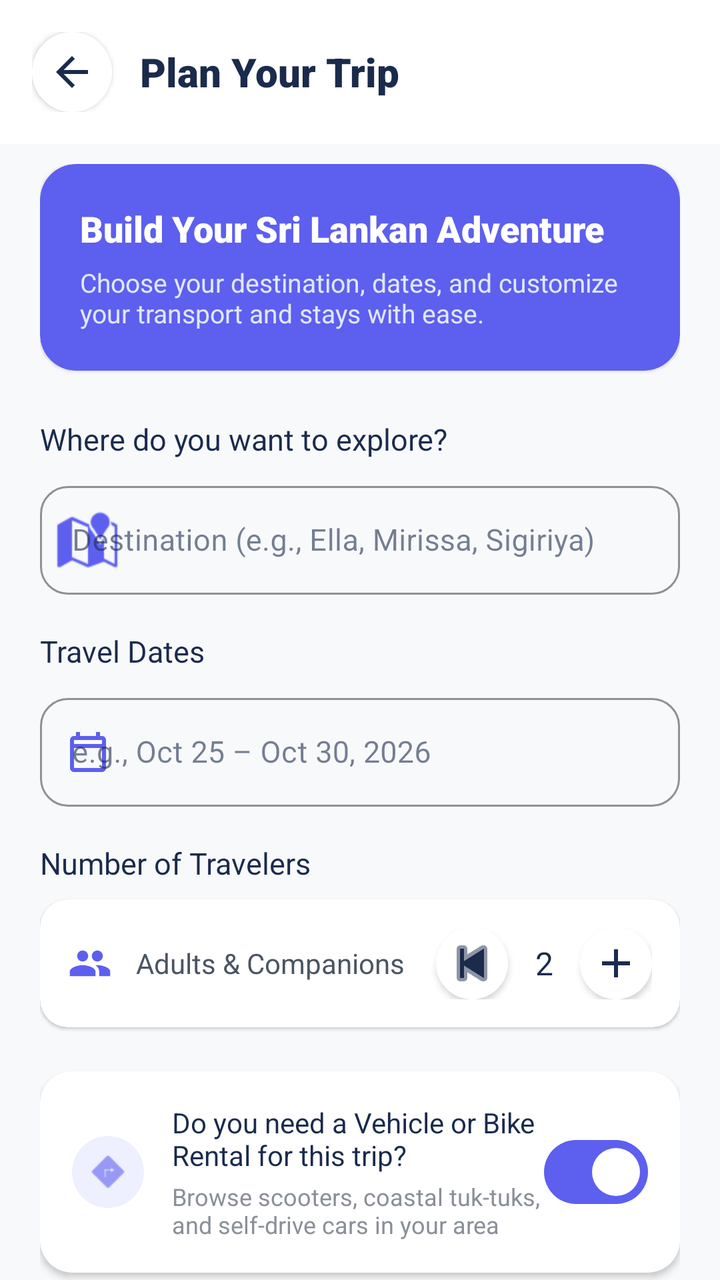
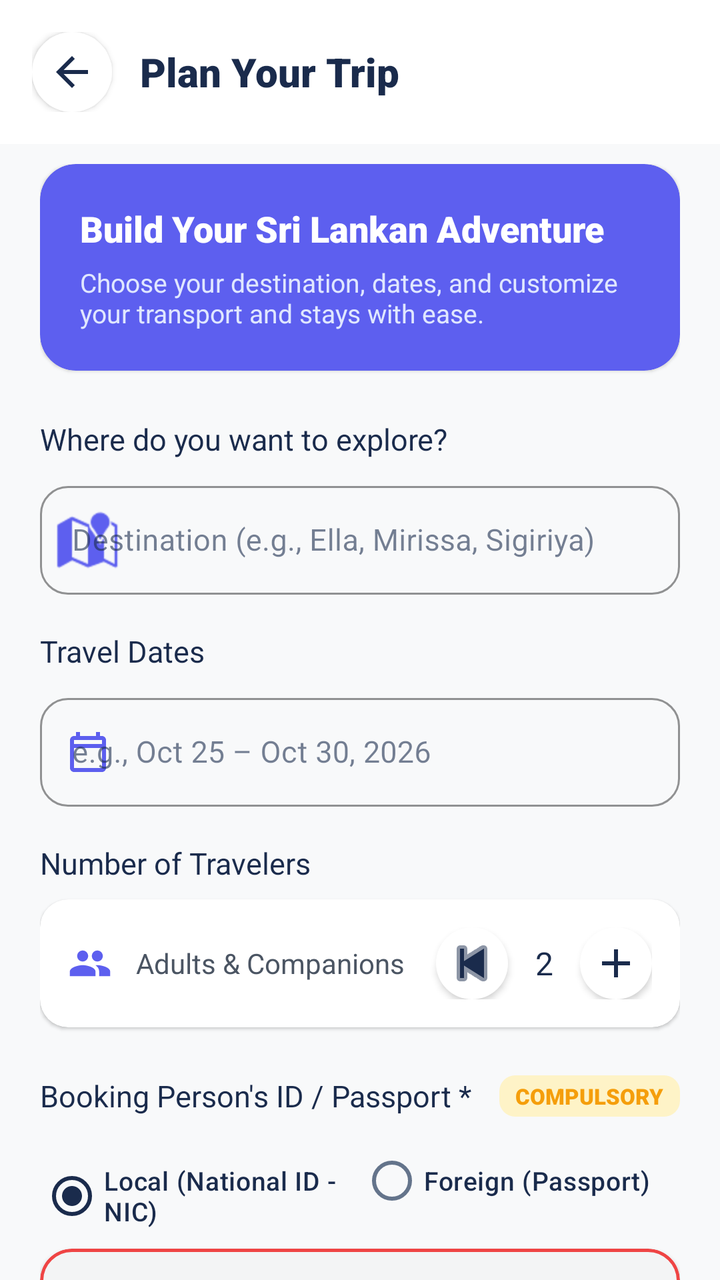

An Android layout rendered at two revisions. The XML below is the earlier revision; the diff shows what the commit changed to produce the second picture.
<!-- AndroidManifest.xml: application theme Theme.LankaGo -->
<!-- res/layout/fragment_plan_trip.xml -->
<?xml version="1.0" encoding="utf-8"?>
<androidx.coordinatorlayout.widget.CoordinatorLayout
    xmlns:android="http://schemas.android.com/apk/res/android"
    xmlns:app="http://schemas.android.com/apk/res-auto"
    xmlns:tools="http://schemas.android.com/tools"
    android:layout_width="match_parent"
    android:layout_height="match_parent"
    android:background="#F8F9FA">

    
    <com.google.android.material.appbar.AppBarLayout
        android:layout_width="match_parent"
        android:layout_height="wrap_content"
        android:background="#FFFFFF"
        app:elevation="0dp">

        <LinearLayout
            android:layout_width="match_parent"
            android:layout_height="wrap_content"
            android:gravity="center_vertical"
            android:orientation="horizontal"
            android:padding="16dp">

            <ImageButton
                android:id="@+id/btn_back_plan_trip"
                android:layout_width="40dp"
                android:layout_height="40dp"
                android:background="@drawable/bg_white_circle"
                android:elevation="2dp"
                android:src="@drawable/ic_arrow_back"
                app:tint="#1A2B4C"
                android:contentDescription="Back" />

            <TextView
                android:layout_width="0dp"
                android:layout_height="wrap_content"
                android:layout_marginStart="14dp"
                android:layout_weight="1"
                android:fontFamily="sans-serif-black"
                android:text="Plan Your Trip"
                android:textColor="#1A2B4C"
                android:textSize="20sp" />
        </LinearLayout>
    </com.google.android.material.appbar.AppBarLayout>

    <androidx.core.widget.NestedScrollView
        android:layout_width="match_parent"
        android:layout_height="match_parent"
        android:clipToPadding="false"
        android:paddingBottom="100dp"
        app:layout_behavior="@string/appbar_scrolling_view_behavior">

        <LinearLayout
            android:layout_width="match_parent"
            android:layout_height="wrap_content"
            android:orientation="vertical"
            android:paddingHorizontal="20dp"
            android:paddingTop="10dp">

            
            <androidx.cardview.widget.CardView
                android:layout_width="match_parent"
                android:layout_height="wrap_content"
                app:cardCornerRadius="18dp"
                app:cardElevation="1dp"
                app:cardBackgroundColor="#5D5FEF">

                <LinearLayout
                    android:layout_width="match_parent"
                    android:layout_height="wrap_content"
                    android:orientation="vertical"
                    android:padding="20dp">

                    <TextView
                        android:layout_width="wrap_content"
                        android:layout_height="wrap_content"
                        android:fontFamily="sans-serif-black"
                        android:text="Build Your Sri Lankan Adventure"
                        android:textColor="#FFFFFF"
                        android:textSize="18sp" />

                    <TextView
                        android:layout_width="wrap_content"
                        android:layout_height="wrap_content"
                        android:layout_marginTop="6dp"
                        android:text="Choose your destination, dates, and customize your transport and stays with ease."
                        android:textColor="#E0E7FF"
                        android:textSize="13sp" />
                </LinearLayout>
            </androidx.cardview.widget.CardView>

            
            <TextView
                android:layout_width="wrap_content"
                android:layout_height="wrap_content"
                android:layout_marginTop="24dp"
                android:fontFamily="sans-serif-bold"
                android:text="Where do you want to explore?"
                android:textColor="#1A2B4C"
                android:textSize="15sp" />

            <com.google.android.material.textfield.TextInputLayout
                android:id="@+id/til_plan_destination"
                style="@style/Widget.MaterialComponents.TextInputLayout.OutlinedBox"
                android:layout_width="match_parent"
                android:layout_height="wrap_content"
                android:layout_marginTop="8dp"
                android:hint="Destination (e.g., Ella, Mirissa, Sigiriya)"
                app:boxCornerRadiusBottomEnd="14dp"
                app:boxCornerRadiusBottomStart="14dp"
                app:boxCornerRadiusTopEnd="14dp"
                app:boxCornerRadiusTopStart="14dp"
                app:boxStrokeColor="#5D5FEF"
                app:startIconDrawable="@android:drawable/ic_dialog_map"
                app:startIconTint="#5D5FEF">

                <com.google.android.material.textfield.TextInputEditText
                    android:id="@+id/et_plan_destination"
                    android:layout_width="match_parent"
                    android:layout_height="wrap_content"
                    android:inputType="textCapWords"
                    android:textColor="#1A2B4C"
                    android:textSize="15sp" />
            </com.google.android.material.textfield.TextInputLayout>

            
            <TextView
                android:layout_width="wrap_content"
                android:layout_height="wrap_content"
                android:layout_marginTop="18dp"
                android:fontFamily="sans-serif-bold"
                android:text="Travel Dates"
                android:textColor="#1A2B4C"
                android:textSize="15sp" />

            <com.google.android.material.textfield.TextInputLayout
                android:id="@+id/til_plan_dates"
                style="@style/Widget.MaterialComponents.TextInputLayout.OutlinedBox"
                android:layout_width="match_parent"
                android:layout_height="wrap_content"
                android:layout_marginTop="8dp"
                android:hint="e.g., Oct 25 – Oct 30, 2026"
                app:boxCornerRadiusBottomEnd="14dp"
                app:boxCornerRadiusBottomStart="14dp"
                app:boxCornerRadiusTopEnd="14dp"
                app:boxCornerRadiusTopStart="14dp"
                app:boxStrokeColor="#5D5FEF"
                app:startIconDrawable="@drawable/ic_calendar"
                app:startIconTint="#5D5FEF">

                <com.google.android.material.textfield.TextInputEditText
                    android:id="@+id/et_plan_dates"
                    android:layout_width="match_parent"
                    android:layout_height="wrap_content"
                    android:focusable="false"
                    android:clickable="true"
                    android:textColor="#1A2B4C"
                    android:textSize="15sp" />
            </com.google.android.material.textfield.TextInputLayout>

            
            <TextView
                android:layout_width="wrap_content"
                android:layout_height="wrap_content"
                android:layout_marginTop="18dp"
                android:fontFamily="sans-serif-bold"
                android:text="Number of Travelers"
                android:textColor="#1A2B4C"
                android:textSize="15sp" />

            <androidx.cardview.widget.CardView
                android:layout_width="match_parent"
                android:layout_height="wrap_content"
                android:layout_marginTop="8dp"
                app:cardCornerRadius="14dp"
                app:cardElevation="1dp"
                app:cardBackgroundColor="#FFFFFF">

                <LinearLayout
                    android:layout_width="match_parent"
                    android:layout_height="wrap_content"
                    android:gravity="center_vertical"
                    android:orientation="horizontal"
                    android:padding="14dp">

                    <ImageView
                        android:layout_width="22dp"
                        android:layout_height="22dp"
                        android:src="@drawable/ic_admin_users"
                        app:tint="#5D5FEF"
                        android:contentDescription="Travelers" />

                    <TextView
                        android:layout_width="0dp"
                        android:layout_height="wrap_content"
                        android:layout_marginStart="12dp"
                        android:layout_weight="1"
                        android:text="Adults &amp; Companions"
                        android:textColor="#4B5563"
                        android:textSize="14sp" />

                    <ImageButton
                        android:id="@+id/btn_plan_minus_traveler"
                        android:layout_width="36dp"
                        android:layout_height="36dp"
                        android:background="@drawable/bg_white_circle"
                        android:elevation="2dp"
                        android:src="@android:drawable/ic_media_previous"
                        app:tint="#1A2B4C"
                        android:contentDescription="Minus" />

                    <TextView
                        android:id="@+id/tv_plan_traveler_count"
                        android:layout_width="36dp"
                        android:layout_height="wrap_content"
                        android:gravity="center"
                        android:fontFamily="sans-serif-bold"
                        android:text="2"
                        android:textColor="#1A2B4C"
                        android:textSize="16sp" />

                    <ImageButton
                        android:id="@+id/btn_plan_plus_traveler"
                        android:layout_width="36dp"
                        android:layout_height="36dp"
                        android:background="@drawable/bg_white_circle"
                        android:elevation="2dp"
                        android:src="@drawable/ic_add"
                        app:tint="#1A2B4C"
                        android:contentDescription="Plus" />
                </LinearLayout>
            </androidx.cardview.widget.CardView>

            
            <androidx.cardview.widget.CardView
                android:layout_width="match_parent"
                android:layout_height="wrap_content"
                android:layout_marginTop="22dp"
                app:cardCornerRadius="16dp"
                app:cardElevation="2dp"
                app:cardBackgroundColor="#FFFFFF">

                <LinearLayout
                    android:layout_width="match_parent"
                    android:layout_height="wrap_content"
                    android:orientation="horizontal"
                    android:gravity="center_vertical"
                    android:padding="16dp">

                    <ImageView
                        android:layout_width="36dp"
                        android:layout_height="36dp"
                        android:background="@drawable/bg_circle_indigo_soft"
                        android:padding="6dp"
                        android:src="@android:drawable/ic_menu_directions"
                        app:tint="#5D5FEF"
                        android:contentDescription="Rental Icon" />

                    <LinearLayout
                        android:layout_width="0dp"
                        android:layout_height="wrap_content"
                        android:layout_marginStart="14dp"
                        android:layout_weight="1"
                        android:orientation="vertical">

                        <TextView
                            android:layout_width="wrap_content"
                            android:layout_height="wrap_content"
                            android:fontFamily="sans-serif-bold"
                            android:text="Do you need a Vehicle or Bike Rental for this trip?"
                            android:textColor="#1A2B4C"
                            android:textSize="14sp" />

                        <TextView
                            android:layout_width="wrap_content"
                            android:layout_height="wrap_content"
                            android:layout_marginTop="3dp"
                            android:text="Browse scooters, coastal tuk-tuks, and self-drive cars in your area"
                            android:textColor="#8A8F98"
                            android:textSize="12sp" />
                    </LinearLayout>

                    
                    <com.google.android.material.materialswitch.MaterialSwitch
                        android:id="@+id/switch_need_rental"
                        android:layout_width="wrap_content"
                        android:layout_height="wrap_content"
                        android:checked="true"
                        app:thumbTint="#FFFFFF"
                        app:trackTint="#5D5FEF" />
                </LinearLayout>
            </androidx.cardview.widget.CardView>

            
            <com.google.android.material.button.MaterialButton
                android:id="@+id/btn_confirm_plan_trip"
                android:layout_width="match_parent"
                android:layout_height="56dp"
                android:layout_marginTop="30dp"
                android:backgroundTint="#5D5FEF"
                android:fontFamily="sans-serif-bold"
                android:text="Next / Create Trip"
                android:textAllCaps="false"
                android:textColor="#FFFFFF"
                android:textSize="16sp"
                app:cornerRadius="28dp"
                app:elevation="4dp" />

        </LinearLayout>
    </androidx.core.widget.NestedScrollView>

</androidx.coordinatorlayout.widget.CoordinatorLayout>
<!-- resources referenced by this layout -->
<resources>
  <!-- drawable bg_circle_indigo_soft (drawable) -->
  <?xml version="1.0" encoding="utf-8"?>
  <shape xmlns:android="http://schemas.android.com/apk/res/android"
      android:shape="oval">
      <solid android:color="#EEF0FF" />
  </shape>
  <!-- drawable bg_white_circle (drawable) -->
  <?xml version="1.0" encoding="utf-8"?>
  <shape xmlns:android="http://schemas.android.com/apk/res/android"
      android:shape="oval">
      <solid android:color="#FFFFFF"/>
  </shape>
  <!-- drawable ic_add (drawable) -->
  <vector xmlns:android="http://schemas.android.com/apk/res/android"
      android:width="24dp"
      android:height="24dp"
      android:viewportWidth="24"
      android:viewportHeight="24">
    <path
        android:fillColor="#FFFFFF"
        android:pathData="M19,13h-6v6h-2v-6H5v-2h6V5h2v6h6v2z"/>
  </vector>
  <!-- drawable ic_arrow_back (drawable) -->
  <vector xmlns:android="http://schemas.android.com/apk/res/android"
      android:width="24dp"
      android:height="24dp"
      android:viewportWidth="24.0"
      android:viewportHeight="24.0">
      <path
          android:fillColor="#1A2B4C"
          android:pathData="M20,11H7.83l5.59-5.59L12,4l-8,8 8,8 1.41-1.41L7.83,13H20v-2z"/>
  </vector>
  <style name="Theme.LankaGo" parent="Base.Theme.LankaGo" />
  <color name="primary">#1A2B4C</color>
  <color name="on_primary">#FFFFFF</color>
  <color name="primary_container">#E6EEF8</color>
  <color name="on_primary_container">#0D192E</color>
  <color name="secondary">#F59E0B</color>
  <color name="on_secondary">#FFFFFF</color>
  <color name="secondary_container">#FEF3C7</color>
  <color name="on_secondary_container">#78350F</color>
  <color name="background_primary">#F8F9FA</color>
  <color name="surface_card">#FFFFFF</color>
  <color name="text_primary">#1A2B4C</color>
  <color name="surface_variant">#F1F5F9</color>
  <color name="text_secondary">#64748B</color>
  <color name="border">#E2E8F0</color>
  <style name="Widget.LankaGo.Button" parent="Widget.Material3.Button">
          <item name="backgroundTint">@color/primary</item>
          <item name="android:textColor">@color/on_primary</item>
          <item name="cornerRadius">12dp</item>
      </style>
  <style name="Widget.LankaGo.FloatingActionButton" parent="Widget.Material3.FloatingActionButton.Primary">
          <item name="backgroundTint">@color/secondary</item>
          <item name="tint">@color/on_secondary</item>
      </style>
  <style name="Widget.LankaGo.BottomNavigationView" parent="Widget.Material3.BottomNavigationView">
          <item name="backgroundTint">@color/surface_card</item>
          <item name="itemIconTint">@color/primary</item>
          <item name="itemTextColor">@color/primary</item>
          <item name="itemActiveIndicatorStyle">@style/Widget.LankaGo.ActiveIndicator</item>
      </style>
  <style name="Widget.LankaGo.ActiveIndicator" parent="Widget.Material3.BottomNavigationView.ActiveIndicator">
          <item name="android:color">@color/primary_container</item>
      </style>
  <!-- unchanged entries left out for length: 3 -->
</resources>

<!-- the commit's change to res/layout/fragment_plan_trip.xml (unified diff, before → after) -->
@@ -232,6 +232,143 @@
             </androidx.cardview.widget.CardView>
 
             
+            <LinearLayout
+                android:layout_width="match_parent"
+                android:layout_height="wrap_content"
+                android:layout_marginTop="24dp"
+                android:gravity="center_vertical"
+                android:orientation="horizontal">
+
+                <TextView
+                    android:layout_width="0dp"
+                    android:layout_height="wrap_content"
+                    android:layout_weight="1"
+                    android:fontFamily="sans-serif-bold"
+                    android:text="Booking Person's ID / Passport *"
+                    android:textColor="#1A2B4C"
+                    android:textSize="15sp" />
+
+                <TextView
+                    android:layout_width="wrap_content"
+                    android:layout_height="wrap_content"
+                    android:background="@drawable/bg_badge_pending"
+                    android:fontFamily="sans-serif-black"
+                    android:paddingHorizontal="8dp"
+                    android:paddingVertical="3dp"
+                    android:text="COMPULSORY"
+                    android:textColor="#F59E0B"
+                    android:textSize="11sp" />
+            </LinearLayout>
+
+            <RadioGroup
+                android:id="@+id/rg_plan_traveler_type"
+                android:layout_width="match_parent"
+                android:layout_height="wrap_content"
+                android:layout_marginTop="8dp"
+                android:orientation="horizontal">
+
+                <RadioButton
+                    android:id="@+id/rb_plan_local_nic"
+                    android:layout_width="0dp"
+                    android:layout_height="wrap_content"
+                    android:layout_weight="1"
+                    android:checked="true"
+                    android:fontFamily="sans-serif-medium"
+                    android:text="Local (National ID - NIC)"
+                    android:textColor="#1A2B4C"
+                    android:textSize="13sp" />
+
+                <RadioButton
+                    android:id="@+id/rb_plan_foreign_passport"
+                    android:layout_width="0dp"
+                    android:layout_height="wrap_content"
+                    android:layout_weight="1"
+                    android:fontFamily="sans-serif-medium"
+                    android:text="Foreign (Passport)"
+                    android:textColor="#1A2B4C"
+                    android:textSize="13sp" />
+            </RadioGroup>
+
+            <com.google.android.material.card.MaterialCardView
+                android:id="@+id/card_trip_photo_capture"
+                android:layout_width="match_parent"
+                android:layout_height="160dp"
+                android:layout_marginTop="10dp"
+                android:clickable="true"
+                android:focusable="true"
+                android:foreground="?android:attr/selectableItemBackground"
+                app:cardCornerRadius="16dp"
+                app:cardElevation="1dp"
+                app:strokeColor="#EF4444"
+                app:strokeWidth="1.5dp"
+                app:cardBackgroundColor="#FFFFFF">
+
+                <FrameLayout
+                    android:layout_width="match_parent"
+                    android:layout_height="match_parent">
+
+                    <LinearLayout
+                        android:id="@+id/layout_trip_photo_placeholder"
+                        android:layout_width="match_parent"
+                        android:layout_height="match_parent"
+                        android:gravity="center"
+                        android:orientation="vertical"
+                        android:padding="16dp">
+
+                        <ImageView
+                            android:id="@+id/iv_id_camera_icon"
+                            android:layout_width="40dp"
+                            android:layout_height="40dp"
+                            android:src="@drawable/ic_camera"
+                            app:tint="#1A2B4C"
+                            android:contentDescription="Camera" />
+
+                        <TextView
+                            android:id="@+id/tv_id_capture_title"
+                            android:layout_width="wrap_content"
+                            android:layout_height="wrap_content"
+                            android:layout_marginTop="8dp"
+                            android:fontFamily="sans-serif-bold"
+                            android:text="Tap to capture National ID (NIC)"
+                            android:textColor="#1A2B4C"
+                            android:textSize="14sp" />
+
+                        <TextView
+                            android:id="@+id/tv_id_capture_subtitle"
+                            android:layout_width="wrap_content"
+                            android:layout_height="wrap_content"
+                            android:layout_marginTop="2dp"
+                            android:text="Clear photo with Camera or upload from Gallery (Required)"
+                            android:textColor="#8A8F98"
+                            android:textSize="12sp" />
+                    </LinearLayout>
+
+                    <ImageView
+                        android:id="@+id/iv_trip_photo_preview"
+                        android:layout_width="match_parent"
+                        android:layout_height="match_parent"
+                        android:scaleType="centerCrop"
+                        android:visibility="gone"
+                        android:contentDescription="Captured ID Photo" />
+
+                    <TextView
+                        android:id="@+id/tv_trip_retake_badge"
+                        android:layout_width="wrap_content"
+                        android:layout_height="wrap_content"
+                        android:layout_gravity="bottom|end"
+                        android:layout_margin="10dp"
+                        android:background="#B31A2B4C"
+                        android:fontFamily="sans-serif-medium"
+                        android:paddingHorizontal="10dp"
+                        android:paddingVertical="4dp"
+                        android:text="Tap to Retake Document"
+                        android:textColor="#FFFFFF"
+                        android:textSize="11sp"
+                        android:visibility="gone" />
+                </FrameLayout>
+            </com.google.android.material.card.MaterialCardView>
+
+            
             <androidx.cardview.widget.CardView
                 android:layout_width="match_parent"
                 android:layout_height="wrap_content"
<!-- resource entries referenced after the edit -->
@@ -1,5 +1,12 @@
 <!-- resources referenced by this layout -->
 <resources>
+  <!-- drawable bg_badge_pending (drawable) -->
+  <?xml version="1.0" encoding="utf-8"?>
+  <shape xmlns:android="http://schemas.android.com/apk/res/android"
+      android:shape="rectangle">
+      <solid android:color="#FEF3C7" />
+      <corners android:radius="8dp" />
+  </shape>
   <!-- drawable bg_circle_indigo_soft (drawable) -->
   <?xml version="1.0" encoding="utf-8"?>
   <shape xmlns:android="http://schemas.android.com/apk/res/android"
@@ -31,6 +38,16 @@
       <path
           android:fillColor="#1A2B4C"
           android:pathData="M20,11H7.83l5.59-5.59L12,4l-8,8 8,8 1.41-1.41L7.83,13H20v-2z"/>
+  </vector>
+  <!-- drawable ic_camera (drawable) -->
+  <vector xmlns:android="http://schemas.android.com/apk/res/android"
+      android:width="24dp"
+      android:height="24dp"
+      android:viewportWidth="24"
+      android:viewportHeight="24">
+      <path
+          android:fillColor="#1A2B4C"
+          android:pathData="M12,9c1.1,0 2,0.9 2,2s-0.9,2 -2,2 -2,-0.9 -2,-2 0.9,-2 2,-2m0,-2c-2.21,0 -4,1.79 -4,4s1.79,4 4,4 4,-1.79 4,-4 -1.79,-4 -4,-4zm0,10c-3.31,0 -6,-2.69 -6,-6s2.69,-6 6,-6 6,2.69 6,6 -2.69,6 -6,6z"/>
   </vector>
   <style name="Theme.LankaGo" parent="Base.Theme.LankaGo" />
   <color name="primary">#1A2B4C</color>
